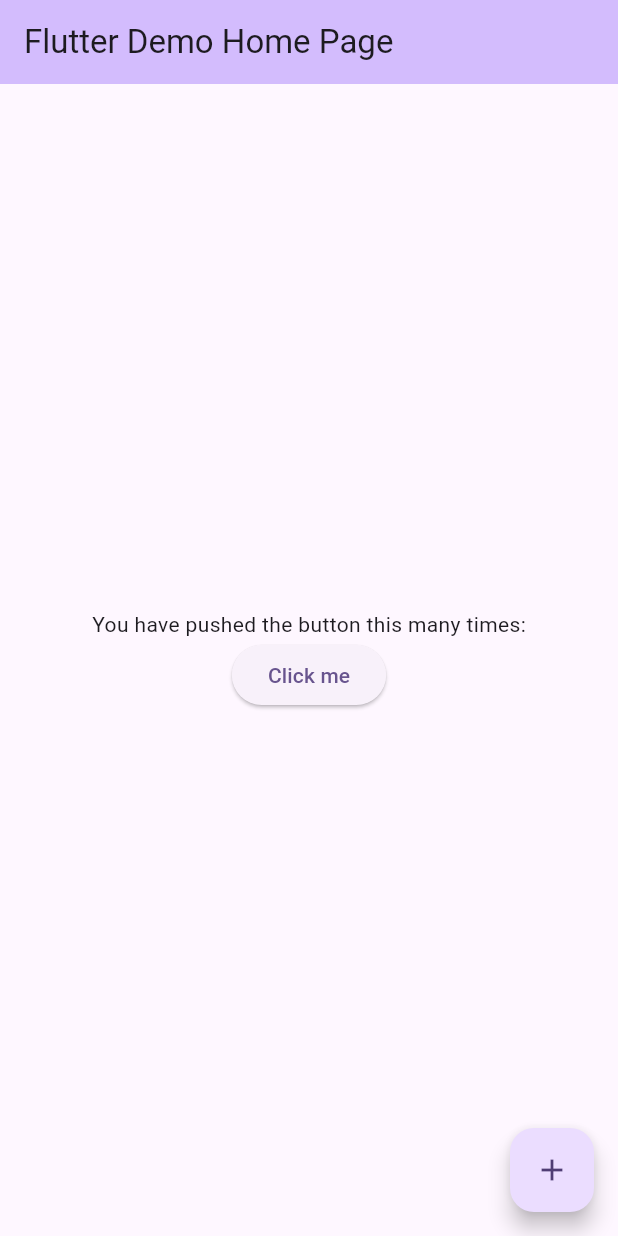
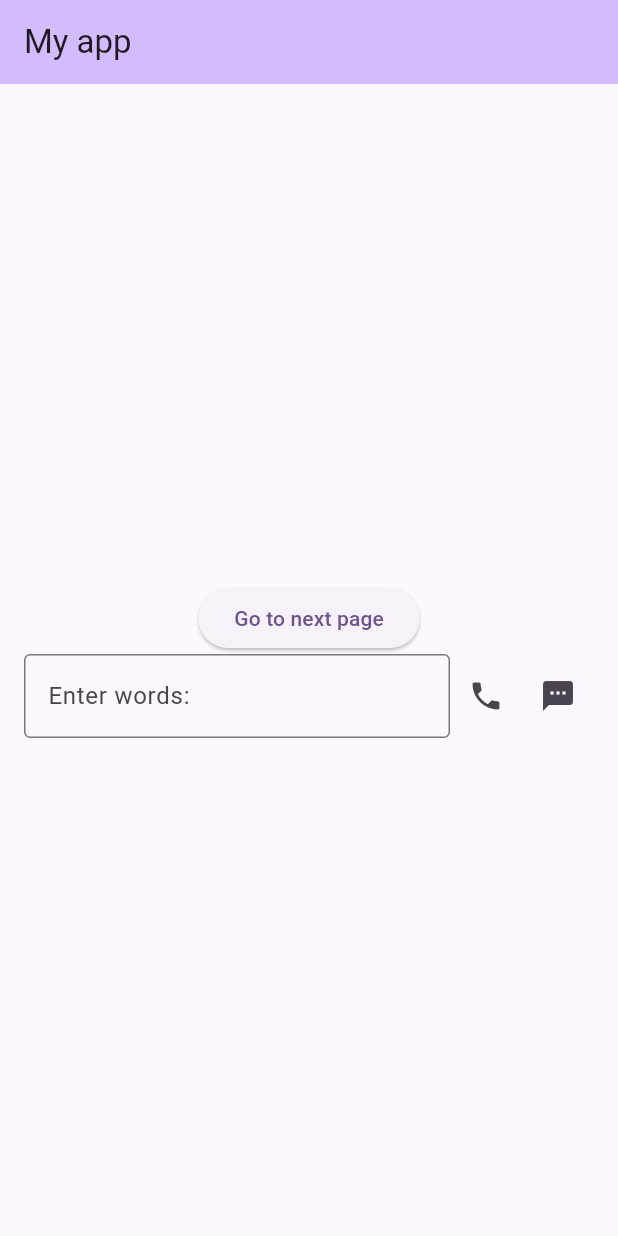
Before and after one commit to etorunski/cst2335_in_class_examples, a Flutter app: the screen it shows after launch, on a phone screen of 412 x 824 dp. Run offline on Flutter 3.47's test engine with Material 3 defaults, Android fonts, the phone set to English and light mode, and no system bars.

Commit message:
week 5 Finished example code

```diff
--- /dev/null
+++ b/lib/DataRepository.dart
@@ -0,0 +1,20 @@
+
+
+class DataRepository {
+
+  static String _theWords = ""; //it's "" until something changes it
+
+
+
+  static setWords(String words){
+    _theWords = words;
+
+  //  SharedPreferences.save("Words", _theWords);
+  }
+
+  static String getWords()
+  {
+    //setWords(sharedPrefs.getString("words"));
+    return _theWords;
+  }
+}
--- a/lib/main.dart
+++ b/lib/main.dart
@@ -1,51 +1,39 @@
-import 'package:flutter/material.dart'; //look like Android
+import 'package:flutter/material.dart';
+import 'OtherPage.dart';
+import 'DataRepository.dart';
+import 'package:url_launcher/url_launcher.dart';
+
 
 void main() {
   runApp(const MyApp());
 }
 
+//page with no variables, never changes, no setState()
 class MyApp extends StatelessWidget {
   const MyApp({super.key});
 
-  // This widget is the root of your application.
   @override
   Widget build(BuildContext context) {
     return MaterialApp(
+      routes: {
+        //key (string)   --  value  Widget function(BuildContext )
+        '/'           :   ( BuildContext bc)  =>   MyHomePage(title:"My app"),
+        '/otherPage'  :   (bc) => OtherPage()
+
+      },
       title: 'Flutter Demo',
       theme: ThemeData(
-        // This is the theme of your application.
-        //
-        // TRY THIS: Try running your application with "flutter run". You'll see
-        // the application has a purple toolbar. Then, without quitting the app,
-        // try changing the seedColor in the colorScheme below to Colors.green
-        // and then invoke "hot reload" (save your changes or press the "hot
-        // reload" button in a Flutter-supported IDE, or press "r" if you used
-        // the command line to start the app).
-        //
-        // Notice that the counter didn't reset back to zero; the application
-        // state is not lost during the reload. To reset the state, use hot
-        // restart instead.
-        //
-        // This works for code too, not just values: Most code changes can be
-        // tested with just a hot reload.
         colorScheme: ColorScheme.fromSeed(seedColor: Colors.deepPurple),
+        useMaterial3: true,
       ),
-      home: const MyHomePage(title: 'Flutter Demo Home Page'),
+      //for namedRoutes, use initialRoute:
+      initialRoute: '/', //don't need home: parameter
     );
   }
 }
 
 class MyHomePage extends StatefulWidget {
   const MyHomePage({super.key, required this.title});
-
-  // This widget is the home page of your application. It is stateful, meaning
-  // that it has a State object (defined below) that contains fields that affect
-  // how it looks.
-
-  // This class is the configuration for the state. It holds the values (in this
-  // case the title) provided by the parent (in this case the App widget) and
-  // used by the build method of the State. Fields in a Widget subclass are
-  // always marked "final".
 
   final String title;
 
@@ -54,88 +42,64 @@ class MyHomePage extends StatefulWidget {
 }
 
 class _MyHomePageState extends State<MyHomePage> {
-  int _counter = 0;
-  late TextEditingController _controller; //late instantiate later
-
-  var isChecked = false;
+  late TextEditingController _controller;
+  static const String _keyName = 'user_name';
 
   @override
-  void initState(){ //same as onLoaded() in html
+  void initState() {
     super.initState();
-
     _controller = TextEditingController();
   }
 
+
   @override
   void dispose() {
-    _controller.dispose(); //delete the object from initState()
     super.dispose();
-  }
 
-  void _incrementCounter() {
-    setState(() {
-      // This call to setState tells the Flutter framework that something has
-      // changed in this State, which causes it to rerun the build method below
-      // so that the display can reflect the updated values. If we changed
-      // _counter without calling setState(), then the build method would not be
-      // called again, and so nothing would appear to happen.
-      _counter++;
-    });
+    _controller.dispose();
   }
 
   @override
   Widget build(BuildContext context) {
-    // This method is rerun every time setState is called, for instance as done
-    // by the _incrementCounter method above.
-    //
-    // The Flutter framework has been optimized to make rerunning build methods
-    // fast, so that you can just rebuild anything that needs updating rather
-    // than having to individually change instances of widgets.
+
+
     return Scaffold(
       appBar: AppBar(
-        // TRY THIS: Try changing the color here to a specific color (to
-        // Colors.amber, perhaps?) and trigger a hot reload to see the AppBar
-        // change color while the other colors stay the same.
         backgroundColor: Theme.of(context).colorScheme.inversePrimary,
-        // Here we take the value from the MyHomePage object that was created by
-        // the App.build method, and use it to set our appbar title.
         title: Text(widget.title),
       ),
-      body: Center(
-        // Center is a layout widget. It takes a single child and positions it
-        // in the middle of the parent.
+      body: Padding(
+        padding: const EdgeInsets.all(16.0),
         child: Column(
-          // Column is also a layout widget. It takes a list of children and
-          // arranges them vertically. By default, it sizes itself to fit its
-          // children horizontally, and tries to be as tall as its parent.
-          //
-          // Column has various properties to control how it sizes itself and
-          // how it positions its children. Here we use mainAxisAlignment to
-          // center the children vertically; the main axis here is the vertical
-          // axis because Columns are vertical (the cross axis would be
-          // horizontal).
-          //
-          // TRY THIS: Invoke "debug painting" (choose the "Toggle Debug Paint"
-          // action in the IDE, or press "p" in the console), to see the
-          // wireframe for each widget.
-          mainAxisAlignment: .center,
+          mainAxisAlignment: MainAxisAlignment.center,
           children: [
-            const Text('You have pushed the button this many times:'),
-            ElevatedButton(child:Text('Click me'), onPressed:buttonPressed) ,
+            ElevatedButton(
+
+              onPressed: (){
+                var words = _controller.text;
+
+                DataRepository.setWords( words ); //store the words to pass along
+                Navigator.pushNamed(context , '/otherPage' ); },
+
+              child: const Text('Go to next page'),
+            ),
+
+            Row(children:[
+          Expanded(child:    TextField(controller: _controller,
+                decoration: InputDecoration(
+                    label:Text("Enter words:"),
+                    border: OutlineInputBorder() )),),
+              IconButton(
+                icon:Icon(Icons.phone), onPressed: () {  launch("tel:"); },),
+              IconButton(
+                icon:Icon(Icons.sms), onPressed: () {  launch("sms:"); },),
+
+            ])
 
           ],
         ),
       ),
-      floatingActionButton: FloatingActionButton(
-        onPressed: _incrementCounter,
-        tooltip: 'Increment',
-        child: const Icon(Icons.add),
-      ),
     );
   }
 
-  void buttonPressed(){
-
-
-  }
 }
--- a/pubspec.yaml
+++ b/pubspec.yaml
@@ -34,6 +34,7 @@ dependencies:
   # The following adds the Cupertino Icons font to your application.
   # Use with the CupertinoIcons class for iOS style icons.
   cupertino_icons: ^1.0.8
+  url_launcher: ^6.3.2
 
 dev_dependencies:
   flutter_test:
```
Also changed, not shown: lib/OtherPage.dart (+39 -2 lines).
